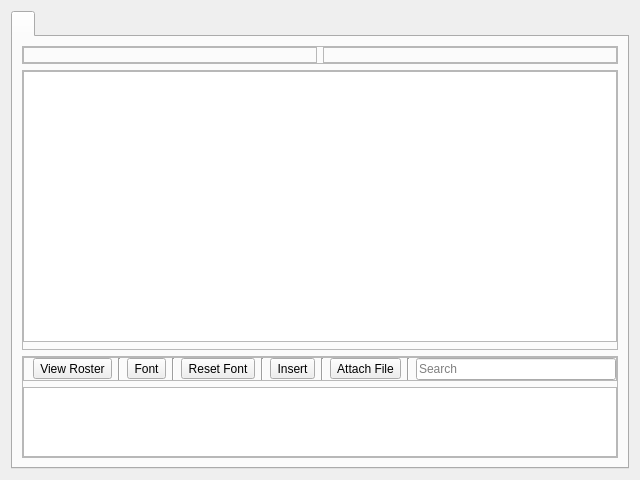
This is src/ui/xmpp/gkxmppmessagedialog.ui in GekkoFyre/small-world-deluxe as Qt 5 draws it before an edit. The edited form follows.
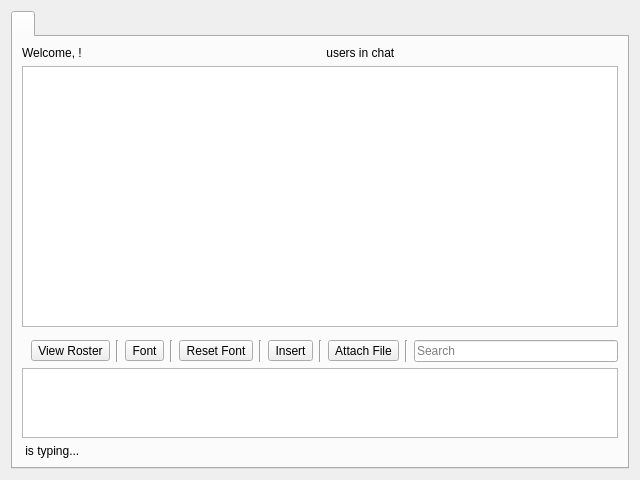
This is the edited form.

Commit message: * Improved the look and feel of the Roster Manager with regards to the XMPP code and UI, as well as the beginnings for the Messenger dialog itself.

```diff
--- a/src/ui/xmpp/gkxmppmessagedialog.ui
+++ b/src/ui/xmpp/gkxmppmessagedialog.ui
@@ -27,10 +27,10 @@
        <item>
         <widget class="QFrame" name="frame_callsign">
          <property name="frameShape">
-          <enum>QFrame::StyledPanel</enum>
+          <enum>QFrame::NoFrame</enum>
          </property>
          <property name="frameShadow">
-          <enum>QFrame::Raised</enum>
+          <enum>QFrame::Plain</enum>
          </property>
          <layout class="QHBoxLayout" name="horizontalLayout">
           <property name="leftMargin">
@@ -48,12 +48,12 @@
           <item>
            <widget class="QFrame" name="frame_callsign_2_info">
             <property name="frameShape">
-             <enum>QFrame::StyledPanel</enum>
+             <enum>QFrame::NoFrame</enum>
             </property>
             <property name="frameShadow">
-             <enum>QFrame::Raised</enum>
+             <enum>QFrame::Plain</enum>
             </property>
-            <layout class="QFormLayout" name="formLayout">
+            <layout class="QHBoxLayout" name="horizontalLayout_4">
              <property name="leftMargin">
               <number>0</number>
              </property>
@@ -66,17 +66,10 @@
              <property name="bottomMargin">
               <number>0</number>
              </property>
-             <item row="0" column="0">
-              <widget class="QLabel" name="label_callsign_2_icon">
-               <property name="text">
-                <string>&lt;callsign-2-icon&gt;</string>
-               </property>
-              </widget>
-             </item>
-             <item row="0" column="1">
+             <item>
               <widget class="QLabel" name="label_callsign_2_name">
                <property name="text">
-                <string>&lt;callsign-2&gt;</string>
+                <string>Welcome, &lt;client&gt;!</string>
                </property>
               </widget>
              </item>
@@ -86,11 +79,32 @@
           <item>
            <widget class="QFrame" name="frame_2">
             <property name="frameShape">
-             <enum>QFrame::StyledPanel</enum>
+             <enum>QFrame::NoFrame</enum>
             </property>
             <property name="frameShadow">
-             <enum>QFrame::Raised</enum>
+             <enum>QFrame::Plain</enum>
             </property>
+            <layout class="QHBoxLayout" name="horizontalLayout_3">
+             <property name="leftMargin">
+              <number>0</number>
+             </property>
+             <property name="topMargin">
+              <number>0</number>
+             </property>
+             <property name="rightMargin">
+              <number>0</number>
+             </property>
+             <property name="bottomMargin">
+              <number>0</number>
+             </property>
+             <item>
+              <widget class="QLabel" name="label_callsign_1_stats">
+               <property name="text">
+                <string>&lt;x&gt; users in chat</string>
+               </property>
+              </widget>
+             </item>
+            </layout>
            </widget>
           </item>
          </layout>
@@ -105,10 +119,10 @@
           </sizepolicy>
          </property>
          <property name="frameShape">
-          <enum>QFrame::StyledPanel</enum>
+          <enum>QFrame::NoFrame</enum>
          </property>
          <property name="frameShadow">
-          <enum>QFrame::Raised</enum>
+          <enum>QFrame::Plain</enum>
          </property>
          <layout class="QVBoxLayout" name="verticalLayout_3">
           <property name="leftMargin">
@@ -151,10 +165,10 @@
           </sizepolicy>
          </property>
          <property name="frameShape">
-          <enum>QFrame::StyledPanel</enum>
+          <enum>QFrame::NoFrame</enum>
          </property>
          <property name="frameShadow">
-          <enum>QFrame::Raised</enum>
+          <enum>QFrame::Plain</enum>
          </property>
          <layout class="QVBoxLayout" name="verticalLayout_4">
           <property name="leftMargin">
@@ -172,10 +186,10 @@
           <item>
            <widget class="QFrame" name="frame_tx_msg_settings">
             <property name="frameShape">
-             <enum>QFrame::StyledPanel</enum>
+             <enum>QFrame::NoFrame</enum>
             </property>
             <property name="frameShadow">
-             <enum>QFrame::Raised</enum>
+             <enum>QFrame::Plain</enum>
             </property>
             <layout class="QHBoxLayout" name="horizontalLayout_2">
              <property name="topMargin">
@@ -277,6 +291,13 @@
             </property>
            </widget>
           </item>
+          <item>
+           <widget class="QLabel" name="label_msging_callsign_status">
+            <property name="text">
+             <string>&lt;callsign-2&gt; is typing...</string>
+            </property>
+           </widget>
+          </item>
          </layout>
         </widget>
        </item>
```
Left out of the diff: 2 changed lines with no effect on the pictures. The commit also changes 6 other files.
